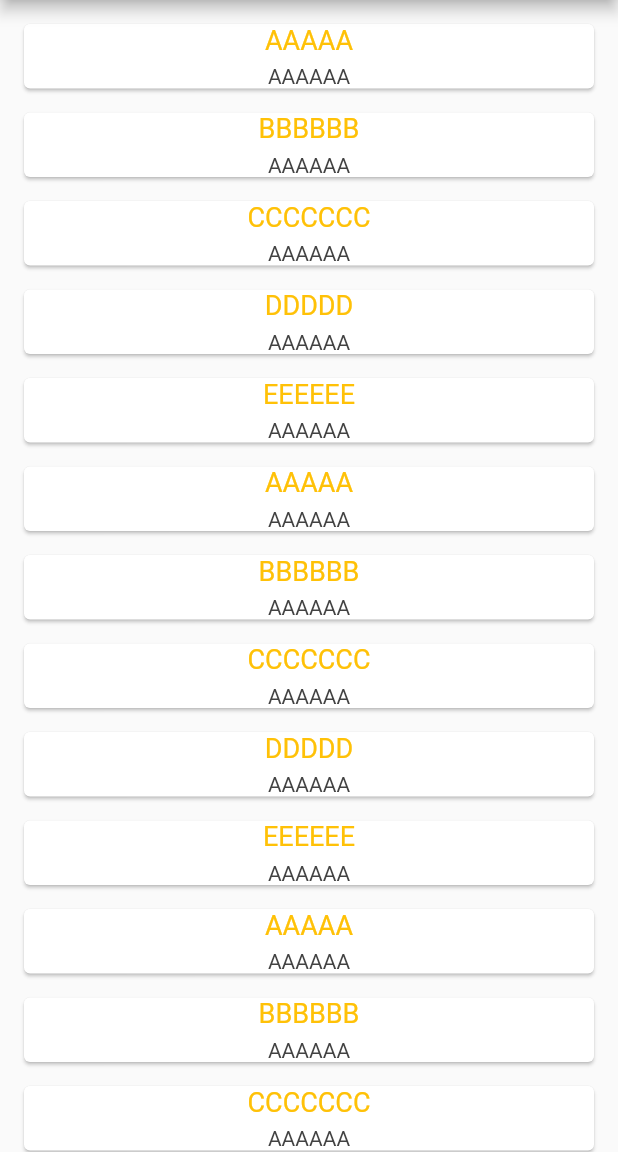
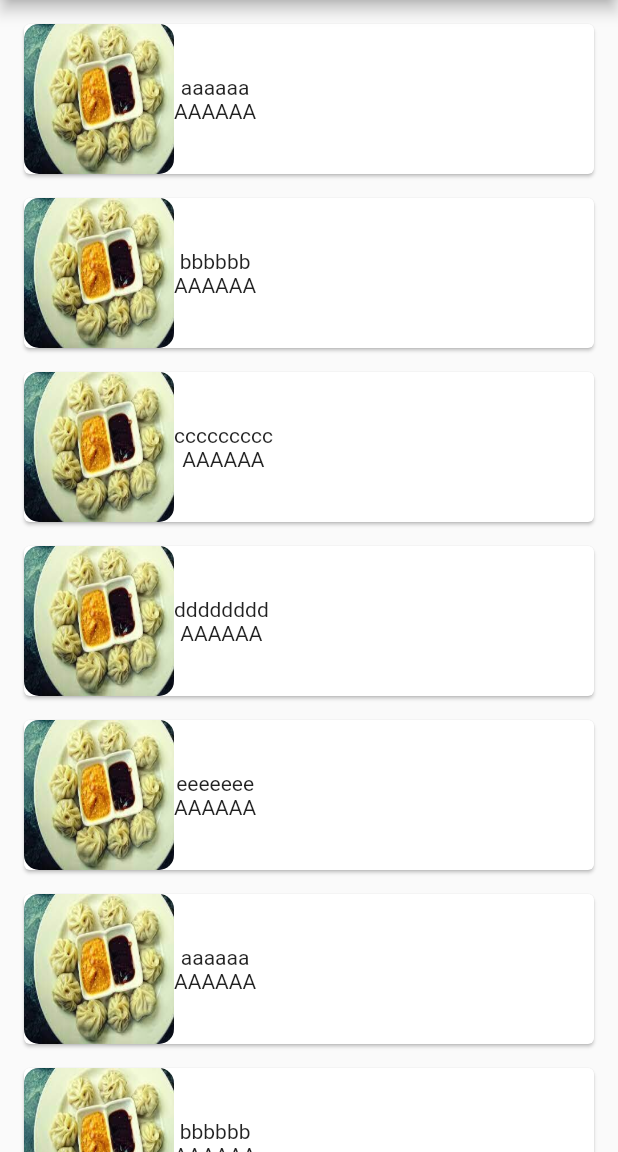
Before and after one commit to gtmraj7777/flutter_card, a Flutter app: the screen it shows after launch, on a phone screen of 412 x 824 dp, the part 84-1236 px from its top. Run offline on Flutter 3.47's test engine with Material 2 defaults, Android fonts, the phone set to English and light mode, and no system bars.

Commit message:
feature added

```diff
--- /dev/null
+++ b/lib/home_screen.dart
@@ -0,0 +1,153 @@
+import 'package:card_app/test_file.dart';
+import 'package:flutter/material.dart';
+
+import 'item.dart';
+import 'item_detail.dart';
+
+
+class HomeScreen extends StatefulWidget {
+ const HomeScreen({Key? key}) : super(key: key);
+
+
+
+  @override
+  _HomeScreenState createState() => _HomeScreenState();
+}
+
+class _HomeScreenState extends State<HomeScreen> {
+
+
+
+  List<Item> items = [
+    Item("AAAAA", "aaaaaa", "AAAAAA"),
+    Item("BBBBBB", "bbbbbb", "AAAAAA"),
+    Item("CCCCCCC", "ccccccccc", "AAAAAA"),
+    Item("DDDDD", "dddddddd", "AAAAAA"),
+    Item("EEEEEE", "eeeeeee", "AAAAAA"),
+    Item("AAAAA", "aaaaaa", "AAAAAA"),
+    Item("BBBBBB", "bbbbbb", "AAAAAA"),
+    Item("CCCCCCC", "ccccccccc", "AAAAAA"),
+    Item("DDDDD", "dddddddd", "AAAAAA"),
+    Item("EEEEEE", "eeeeeee", "AAAAAA"),
+    Item("AAAAA", "aaaaaa", "AAAAAA"),
+    Item("BBBBBB", "bbbbbb", "AAAAAA"),
+    Item("CCCCCCC", "ccccccccc", "AAAAAA"),
+    Item("DDDDD", "dddddddd", "AAAAAA"),
+    Item("EEEEEE", "eeeeeee", "AAAAAA"),
+    Item("AAAAA", "aaaaaa", "AAAAAA"),
+    Item("BBBBBB", "bbbbbb", "AAAAAA"),
+    Item("CCCCCCC", "ccccccccc", "AAAAAA"),
+    Item("DDDDD", "dddddddd", "AAAAAA"),
+    Item("ZZZZZZZZ", "ZZZZZZZZ", "ZZZZZZZZZZ"),
+
+  ];
+
+  Widget itemTemplate(Item item){
+    return GestureDetector(
+      onTap: (){
+        print(item.itemName);
+        Navigator.push(
+          context,
+          MaterialPageRoute(builder: (context) => ItemDetail(item)),
+        );
+        print("JJJJJJJJ");
+      },
+      child: Card(
+
+
+        margin: EdgeInsets.fromLTRB(16.0, 16.0, 16.0, 0),
+
+        child: Row(
+
+          children: [
+
+            ClipRRect(
+              borderRadius: new BorderRadius.circular(10.0),
+              child: Image(
+                fit: BoxFit.fill,
+                image: AssetImage('assets/images/momos.jpg'),
+                width: 100.0,
+                height: 100.0,
+              ),
+            ),
+
+            //  Image.asset('assets/images/momos.jpg'),
+
+            Column(
+              children: [
+                Text('${item.itemName}'),
+                Text('${item.itemPrice}'),
+              ],
+            )
+
+
+          ],
+
+
+        ),
+
+
+
+
+
+        // child: Column(
+        //   children: <Widget>[
+        //     Text(
+        //       item.itemImage,
+        //       style: TextStyle(
+        //         fontSize: 18.0,
+        //         color: Colors.amber,
+        //       ),
+        //     ),
+        //     SizedBox(height: 6.0,),
+        //     Text(
+        //       item.itemPrice,
+        //       style: TextStyle(
+        //         fontSize: 14.0,
+        //         color: Colors.grey[800]
+        //       ),
+        //       ),
+        //
+        //
+        //
+        //   ],
+        // ),
+
+
+      ),
+    );
+  }
+
+
+  @override
+  Widget build(BuildContext context) {
+    return MaterialApp(
+      debugShowCheckedModeBanner: false,
+      home: Scaffold(
+        appBar: AppBar(title:  Text("Card"),),
+        // body: Column(
+        //   // children: items.map((item) => Text('${item.itemImage}  ${item.itemName}  ${item.itemPrice}')).toList(),
+        //
+        //   children: items.map((item) => itemTemplate(item)).toList(),
+        //
+        // ),
+
+        body: ListView.builder(
+            itemCount: items.length,
+            itemBuilder: (BuildContext context,int index){
+
+              return itemTemplate(items[index]);
+
+            }
+
+
+
+        ),
+
+
+
+
+      ),
+    );
+  }
+}
--- /dev/null
+++ b/lib/item_detail.dart
@@ -0,0 +1,33 @@
+
+import 'package:flutter/material.dart';
+
+import 'item.dart';
+
+class ItemDetail extends StatefulWidget {
+ // const ItemDetail({Key? key}) : super(key: key);
+
+  late Item item;
+
+
+  ItemDetail(this.item);
+
+  @override
+  _ItemDetailState createState() => _ItemDetailState();
+}
+
+class _ItemDetailState extends State<ItemDetail> {
+  @override
+  Widget build(BuildContext context) {
+    return MaterialApp(
+      home: Scaffold(
+        appBar: AppBar(title: Text('Odering...'),),
+        body: Container(
+          color: Colors.amber,
+          child: Center(
+            child: Text("${widget.item.itemName}"),
+          ),
+        ),
+      ),
+    );
+  }
+}
--- a/lib/main.dart
+++ b/lib/main.dart
@@ -1,11 +1,14 @@
+import 'package:card_app/test_file.dart';
 import 'package:flutter/material.dart';
 
+import 'home_screen.dart';
 import 'item.dart';
+import 'item_detail.dart';
 
 void main() {
   runApp(MyWidget());
+  //runApp(TestFile());
 }
-
 class MyWidget extends StatefulWidget {
   const MyWidget({Key? key}) : super(key: key);
 
@@ -14,100 +17,21 @@ class MyWidget extends StatefulWidget {
 }
 
 class _MyWidgetState extends State<MyWidget> {
+  @override
+  Widget build(BuildContext context) {
+    return  MaterialApp(
+      debugShowCheckedModeBanner: false,
+      initialRoute: "/",
+      routes: {
+
+        "/":(contex) => HomeScreen(),
+      //  "/registration":(contex) => Registration(),
+       // "/login":(contex) => LoginScreen(),
+      //  "/category":(contex) => CategoryScreen(),
+        // "/error":(contex) => ErrorScreen(),
+      },
 
 
-
-  List<Item> items = [
-    Item("AAAAA", "aaaaaa", "AAAAAA"),
-    Item("BBBBBB", "bbbbbb", "AAAAAA"),
-    Item("CCCCCCC", "ccccccccc", "AAAAAA"),
-    Item("DDDDD", "dddddddd", "AAAAAA"),
-    Item("EEEEEE", "eeeeeee", "AAAAAA"),
-    Item("AAAAA", "aaaaaa", "AAAAAA"),
-    Item("BBBBBB", "bbbbbb", "AAAAAA"),
-    Item("CCCCCCC", "ccccccccc", "AAAAAA"),
-    Item("DDDDD", "dddddddd", "AAAAAA"),
-    Item("EEEEEE", "eeeeeee", "AAAAAA"),
-    Item("AAAAA", "aaaaaa", "AAAAAA"),
-    Item("BBBBBB", "bbbbbb", "AAAAAA"),
-    Item("CCCCCCC", "ccccccccc", "AAAAAA"),
-    Item("DDDDD", "dddddddd", "AAAAAA"),
-    Item("EEEEEE", "eeeeeee", "AAAAAA"),
-    Item("AAAAA", "aaaaaa", "AAAAAA"),
-    Item("BBBBBB", "bbbbbb", "AAAAAA"),
-    Item("CCCCCCC", "ccccccccc", "AAAAAA"),
-    Item("DDDDD", "dddddddd", "AAAAAA"),
-    Item("ZZZZZZZZ", "ZZZZZZZZ", "ZZZZZZZZZZ"),
-
-  ];
-
-  Widget itemTemplate(Item item){
-    return GestureDetector(
-      onTap: (){
-        print(item.itemName);
-      },
-      child: Card(
-
-
-        margin: EdgeInsets.fromLTRB(16.0, 16.0, 16.0, 0),
-        child: Column(
-          children: <Widget>[
-            Text(
-              item.itemImage,
-              style: TextStyle(
-                fontSize: 18.0,
-                color: Colors.amber,
-              ),
-            ),
-            SizedBox(height: 6.0,),
-            Text(
-              item.itemPrice,
-              style: TextStyle(
-                fontSize: 14.0,
-                color: Colors.grey[800]
-              ),
-              ),
-
-
-
-          ],
-        ),
-
-
-      ),
-    );
-  }
-
-
-  @override
-  Widget build(BuildContext context) {
-    return MaterialApp(
-      debugShowCheckedModeBanner: false,
-      home: Scaffold(
-        appBar: AppBar(title:  Text("Card"),),
-        // body: Column(
-        //   // children: items.map((item) => Text('${item.itemImage}  ${item.itemName}  ${item.itemPrice}')).toList(),
-        //
-        //   children: items.map((item) => itemTemplate(item)).toList(),
-        //
-        // ),
-
-        body: ListView.builder(
-            itemCount: items.length,
-            itemBuilder: (BuildContext context,int index){
-
-              return itemTemplate(items[index]);
-
-            }
-
-
-
-        ),
-
-
-
-
-      ),
     );
   }
 }
--- /dev/null
+++ b/lib/test_file.dart
@@ -0,0 +1,22 @@
+import 'package:flutter/material.dart';
+
+
+class TestFile extends StatefulWidget {
+  const TestFile({Key? key}) : super(key: key);
+
+  @override
+  _TestFileState createState() => _TestFileState();
+}
+
+class _TestFileState extends State<TestFile> {
+  @override
+  Widget build(BuildContext context) {
+    return MaterialApp(
+      home: Scaffold(
+        body: Container(
+          child: Image.asset('assets/images/momos.jpg'),
+        ),
+      ),
+    );
+  }
+}
--- a/pubspec.yaml
+++ b/pubspec.yaml
@@ -58,8 +58,8 @@ flutter:
   uses-material-design: true
 
   # To add assets to your application, add an assets section, like this:
-  # assets:
-  #   - images/a_dot_burr.jpeg
+  assets:
+      - assets/images/
   #   - images/a_dot_ham.jpeg
 
   # An image asset can refer to one or more resolution-specific "variants", see
```
Also changed, not shown: assets/images/momos.jpg (added).
